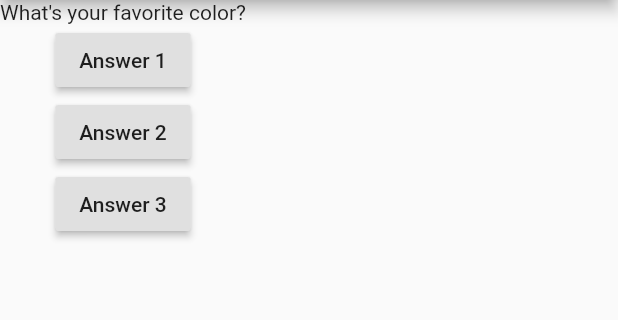
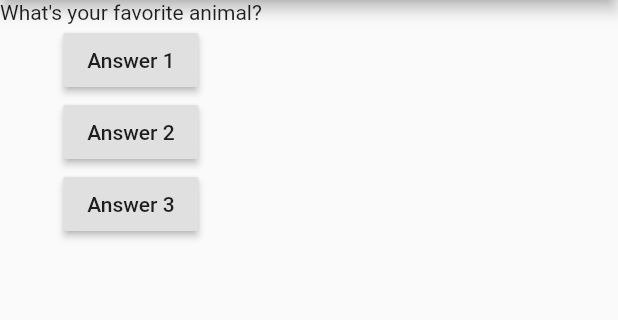
Before and after one commit to elvan/simple_quiz_app_flutter_example, a Flutter app: the screen it shows after launch, after a tap on "Answer 1", on a phone screen of 412 x 824 dp, the part 84-404 px from its top. Run offline on Flutter 3.47's test engine with Material 2 defaults, Android fonts, the phone set to English and light mode, and no system bars.

```diff
--- a/lib/main.dart
+++ b/lib/main.dart
@@ -1,16 +1,25 @@
 import 'package:flutter/material.dart';
 
 void main() {
-  runApp(SimpleQuizApp());
+  runApp(const SimpleQuizApp());
 }
 
-class SimpleQuizApp extends StatelessWidget {
-  SimpleQuizApp({Key? key}) : super(key: key);
+class SimpleQuizApp extends StatefulWidget {
+  const SimpleQuizApp({Key? key}) : super(key: key);
 
+  @override
+  State<SimpleQuizApp> createState() => _SimpleQuizAppState();
+}
+
+class _SimpleQuizAppState extends State<SimpleQuizApp> {
   var questionIndex = 0;
 
   void answerQuestion() {
-    questionIndex = questionIndex + 1;
+    if (questionIndex < questions.length - 1) {
+      setState(() {
+        questionIndex++;
+      });
+    }
   }
 
   final questions = [
```
